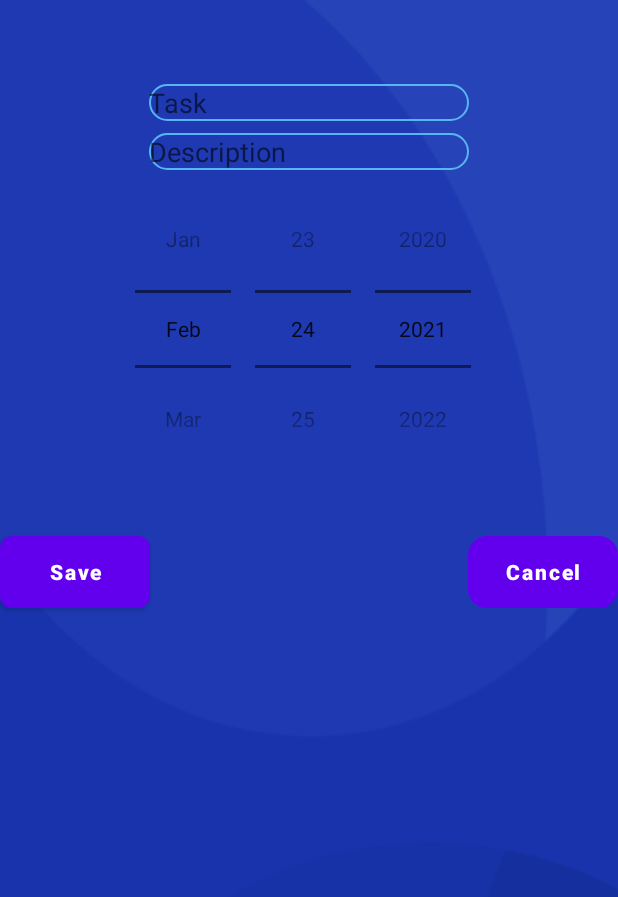
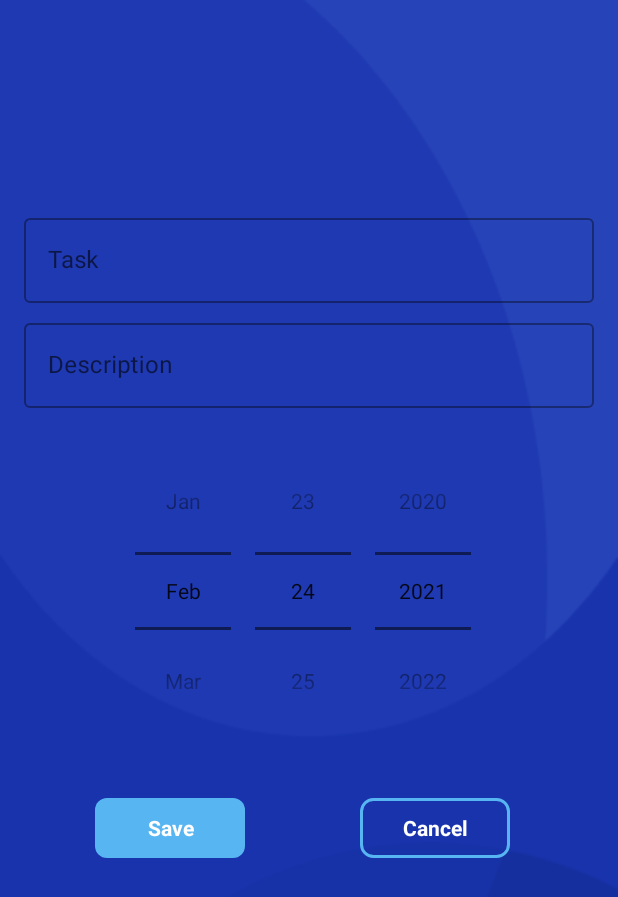
Before and after one commit to dhruv-1001/ToDoList, an Android app: the AddTaskFragment screen opened through its navigation route, on a phone screen of 412 x 824 dp. Shown: the top 897 px of the screen. Run offline under Robolectric (Android 15) with nearby library versions, the phone set to English and light mode, and no system bars; our stand-ins replace Room's generated code, data binding.

Commit message:
Added checkbox for tasks done, and improved UI

```diff
--- a/app/src/main/java/com/example/todolist/addtask/AddTaskViewModel.kt
+++ b/app/src/main/java/com/example/todolist/addtask/AddTaskViewModel.kt
@@ -43,7 +43,11 @@ class AddTaskViewModel(
             withContext(Dispatchers.IO){
                 val newTask = Task()
                 newTask.taskName = editTextContentTaskName.value.toString()
+                newTask.taskName = newTask.taskName.toLowerCase()
+                newTask.taskName = newTask.taskName.capitalize()
                 newTask.taskDescription = editTextContentTaskDescription.value.toString()
+                newTask.taskDescription = newTask.taskDescription.toLowerCase()
+                newTask.taskDescription = newTask.taskDescription.capitalize()
                 newTask.taskTimeDay = day.value!!
                 newTask.taskTimeMonth = month.value?.plus(1)!!
                 newTask.taskTimeYear = year.value!!
--- a/app/src/main/res/drawable/edit_text_background.xml
+++ b/app/src/main/res/drawable/inverse_button_background.xml
@@ -3,11 +3,8 @@
     xmlns:android="http://schemas.android.com/apk/res/android"
     android:shape="rectangle">
     <corners
-        android:bottomRightRadius="12dp"
-        android:bottomLeftRadius="12dp"
-        android:topLeftRadius="12dp"
-        android:topRightRadius="12dp"/>
+        android:radius="8dp"/>
     <stroke
         android:color="#57B5F2"
-        android:width="1dp"/>
+        android:width="2dp"/>
 </shape>
--- a/app/src/main/res/layout/fragment_add_task.xml
+++ b/app/src/main/res/layout/fragment_add_task.xml
@@ -15,38 +15,58 @@
         android:layout_height="match_parent"
         android:background="@drawable/background">
 
-        <EditText
-            android:id="@+id/etTask"
-            android:layout_width="wrap_content"
+        <com.google.android.material.textfield.TextInputLayout
+            android:id="@+id/taskTextField"
+
+            style="@style/Widget.MaterialComponents.TextInputLayout.OutlinedBox"
+
+            android:layout_width="match_parent"
             android:layout_height="wrap_content"
-            android:layout_marginTop="56dp"
-            android:ems="10"
+            android:layout_marginTop="140dp"
+            android:layout_marginLeft="16dp"
+            android:layout_marginRight="16dp"
             android:hint="Task"
-            android:background="@drawable/edit_text_background"
-            android:text="@={addTaskViewModel.editTextContentTaskName}"
-            app:layout_constraintEnd_toEndOf="parent"
-            app:layout_constraintHorizontal_bias="0.5"
-            app:layout_constraintStart_toStartOf="parent"
-            app:layout_constraintTop_toTopOf="parent" />
-
-        <EditText
-            android:id="@+id/etDescription"
-            android:layout_width="wrap_content"
-            android:layout_height="wrap_content"
-            android:ems="10"
-            android:background="@drawable/edit_text_background"
-            android:layout_marginTop="8dp"
-            app:layout_constraintHorizontal_bias="0.5"
-            android:hint="Description"
-            android:text="@={addTaskViewModel.editTextContentTaskDescription}"
             app:layout_constraintEnd_toEndOf="parent"
             app:layout_constraintStart_toStartOf="parent"
-            app:layout_constraintTop_toBottomOf="@+id/etTask" />
+            app:layout_constraintTop_toTopOf="parent">
+
+            <com.google.android.material.textfield.TextInputEditText
+                android:id="@+id/etTask"
+                android:layout_width="match_parent"
+                android:layout_height="wrap_content"
+                android:inputType="text"
+                android:text="@={addTaskViewModel.editTextContentTaskName}" />
+
+        </com.google.android.material.textfield.TextInputLayout>
+
+        <com.google.android.material.textfield.TextInputLayout
+            android:id="@+id/descriptionTextField"
+
+            style="@style/Widget.MaterialComponents.TextInputLayout.OutlinedBox"
+
+            android:layout_width="match_parent"
+            android:layout_height="wrap_content"
+            android:layout_marginTop="8dp"
+            android:layout_marginRight="16dp"
+            android:layout_marginLeft="16dp"
+            android:hint="Description"
+            app:layout_constraintTop_toBottomOf="@+id/taskTextField">
+
+            <com.google.android.material.textfield.TextInputEditText
+                android:id="@+id/etDescription"
+                android:layout_width="match_parent"
+                android:layout_height="wrap_content"
+                android:inputType="text"
+                android:text="@={addTaskViewModel.editTextContentTaskDescription}" />
+
+        </com.google.android.material.textfield.TextInputLayout>
+
 
         <DatePicker
             android:id="@+id/dpDatePicker"
             android:layout_width="wrap_content"
             android:layout_height="wrap_content"
+            android:layout_marginTop="16dp"
             android:calendarViewShown="false"
             android:datePickerMode="spinner"
             android:day="@={addTaskViewModel.day}"
@@ -55,30 +75,36 @@
             android:year="@={addTaskViewModel.year}"
             app:layout_constraintEnd_toEndOf="parent"
             app:layout_constraintStart_toStartOf="parent"
-            app:layout_constraintTop_toBottomOf="@+id/etDescription" />
+            app:layout_constraintTop_toBottomOf="@+id/descriptionTextField" />
 
-        <Button
+        <TextView
             android:id="@+id/btSave"
             android:layout_width="100dp"
-            android:layout_height="wrap_content"
+            android:layout_height="40dp"
+            android:layout_marginStart="63dp"
             android:layout_marginTop="32dp"
             android:background="@drawable/button_background"
             android:onClick="@{() -> addTaskViewModel.onSaveClick()}"
+            android:paddingTop="10dp"
             android:text="Save"
+            android:textAlignment="center"
             android:textAllCaps="false"
             android:textColor="@color/white"
             android:textStyle="bold"
             app:layout_constraintStart_toStartOf="parent"
             app:layout_constraintTop_toBottomOf="@+id/dpDatePicker" />
 
-        <Button
+        <TextView
             android:id="@+id/btCancel"
             android:layout_width="100dp"
-            android:layout_height="wrap_content"
+            android:layout_height="40dp"
             android:layout_marginTop="32dp"
-            android:background="@drawable/edit_text_background"
+            android:layout_marginEnd="72dp"
+            android:background="@drawable/inverse_button_background"
             android:onClick="@{() -> addTaskViewModel.onCancelClick()}"
+            android:paddingTop="10dp"
             android:text="Cancel"
+            android:textAlignment="center"
             android:textAllCaps="false"
             android:textColor="@color/white"
             android:textStyle="bold"
--- a/app/src/main/res/layout/fragment_view_tasks.xml
+++ b/app/src/main/res/layout/fragment_view_tasks.xml
@@ -48,7 +48,9 @@
             android:layout_marginRight="32dp"
             android:background="@drawable/button_background"
             android:onClick="@{()->viewTasksViewModel.navigate()}"
-            android:text="ADD NEW TASK"
+            android:text="Add New Task"
+            android:textSize="16dp"
+            android:textAllCaps="false"
             android:textColor="@color/white"
             android:textStyle="bold"
             app:layout_constraintBottom_toBottomOf="parent"
```
Also changed, not shown: app/src/main/res/drawable/checked_24.xml (added, +11 -0 lines), app/src/main/res/drawable/custom_checkbox.xml (added, +9 -0 lines), app/src/main/res/drawable/unchecked_24.xml (added, +11 -0 lines), app/src/main/res/layout/list_item_task.xml (+60 -41 lines).
